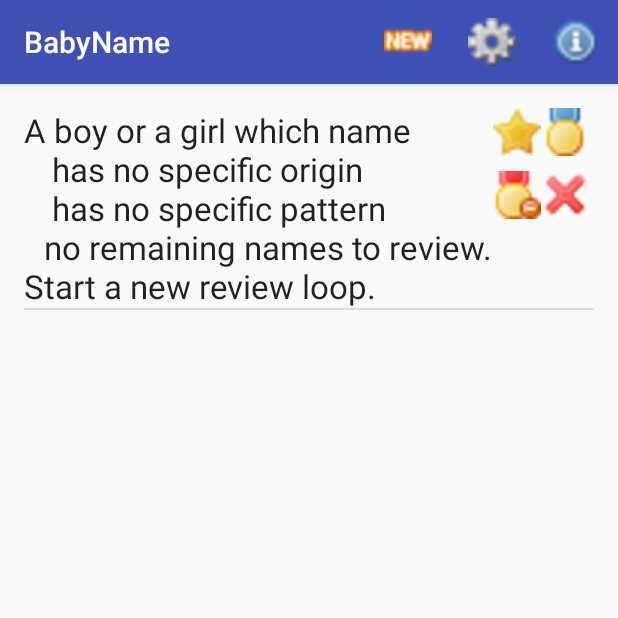
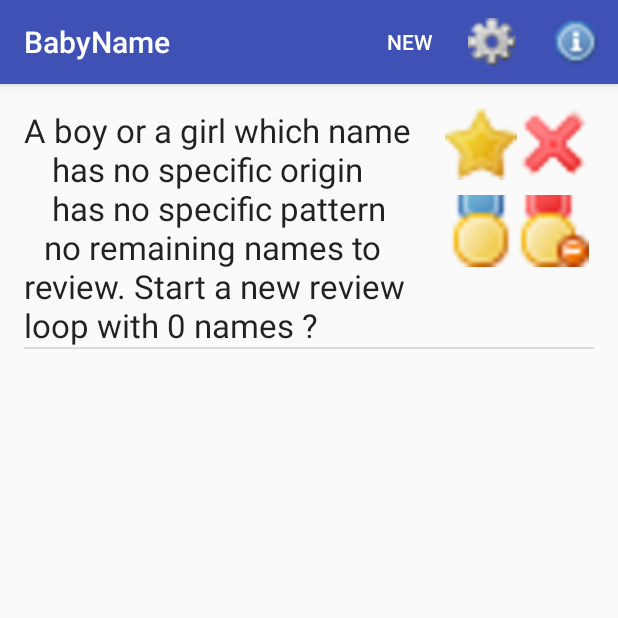
Before and after one commit to mdecorde/BABYNAME, an Android app: the screen it shows after launch (MainActivity), after a tap on an icon or button, on a phone screen of 412 x 824 dp, the top half of it. Run offline under Robolectric (Android 15) with nearby library versions, the phone set to English and light mode, and no system bars; 1 other tap on this screen came first.

Commit message:
add loop system update icons

```diff
--- a/app/src/main/java/fr/hnit/babyname/FindActivity.java
+++ b/app/src/main/java/fr/hnit/babyname/FindActivity.java
@@ -40,6 +40,7 @@ public class FindActivity extends AppCompatActivity {
     Button nextButton;
     RatingBar rateBar;
     TextView nameText;
+    TextView remainingText;
     boolean goToNext;
 
     @Override
@@ -59,6 +60,7 @@ public class FindActivity extends AppCompatActivity {
         nextButton = (Button) findViewById(R.id.next_button);
         rateBar = (RatingBar) findViewById(R.id.rate_bar);
         nameText = (TextView) findViewById(R.id.name_text);
+        remainingText = (TextView) findViewById(R.id.remaining_text);
 
         nextButton.setOnClickListener(new View.OnClickListener() {
             @Override
@@ -106,6 +108,7 @@ public class FindActivity extends AppCompatActivity {
         } else {
             String newName = currentBabyName.name;
             nameText.setText(newName);
+            remainingText.setText(""+project.nexts.size()+" left.");
             rateBar.setRating(0);
         }
     }
@@ -113,7 +116,7 @@ public class FindActivity extends AppCompatActivity {
     protected void saveRate() {
         int rate = (int)rateBar.getRating();
         int score = project.evaluate(currentBabyName, rate);
-        Toast.makeText(FindActivity.this, currentBabyName.name+ " rated: "+score+ "(+"+rate+")", Toast.LENGTH_SHORT).show();
+        Toast.makeText(FindActivity.this, currentBabyName.name+ " rated: "+score+ " (+"+rate+")", Toast.LENGTH_SHORT).show();
         project.setNeedToBeSaved(true);
     }
 
@@ -137,6 +140,7 @@ public class FindActivity extends AppCompatActivity {
 
         String newName = currentBabyName.name;
         nameText.setText(newName);
+        remainingText.setText(""+project.nexts.size()+" left.");
         rateBar.setRating(0);
     }
 
--- a/app/src/main/res/layout/row.xml
+++ b/app/src/main/res/layout/row.xml
@@ -23,7 +23,7 @@
             android:layout_width="wrap_content"
             android:layout_height="match_parent"
             android:columnCount="2"
-            android:rowCount="2">
+            android:rowCount="3">
 
             <ImageButton
                 android:layout_width="wrap_content"
@@ -33,7 +33,21 @@
                 android:contentDescription="@string/go"
                 android:background="@null"
                 android:src="@drawable/star"
-                android:layout_marginBottom="10dp" />
+                android:layout_marginBottom="10dp"
+                android:layout_row="0"
+                android:layout_column="0" />
+
+            <ImageButton
+                android:layout_width="wrap_content"
+                android:layout_height="wrap_content"
+                android:text="@string/delete"
+                android:id="@+id/list_delete"
+                android:contentDescription="@string/delete"
+                android:background="@null"
+                android:src="@drawable/cross"
+                android:layout_marginBottom="10dp"
+                android:layout_row="0"
+                android:layout_column="1" />
 
             <ImageButton
                 android:layout_width="wrap_content"
@@ -43,7 +57,9 @@
                 android:contentDescription="@string/top"
                 android:background="@null"
                 android:src="@drawable/medal"
-                android:layout_marginBottom="10dp" />
+                android:layout_marginBottom="10dp"
+                android:layout_row="1"
+                android:layout_column="0" />
 
             <ImageButton
                 android:layout_width="wrap_content"
@@ -53,17 +69,10 @@
                 android:contentDescription="@string/reset"
                 android:background="@null"
                 android:src="@drawable/medaldelete"
-                android:layout_marginBottom="10dp" />
+                android:layout_marginBottom="10dp"
+                android:layout_row="1"
+                android:layout_column="1" />
 
-            <ImageButton
-                android:layout_width="wrap_content"
-                android:layout_height="wrap_content"
-                android:text="@string/delete"
-                android:id="@+id/list_delete"
-                android:contentDescription="@string/delete"
-                android:background="@null"
-                android:src="@drawable/cross"
-                android:layout_marginBottom="10dp" />
         </GridLayout>
     </LinearLayout>
 
--- a/app/src/main/res/menu/main.xml
+++ b/app/src/main/res/menu/main.xml
@@ -4,7 +4,6 @@
 
         <item
             android:id="@+id/action_new_baby"
-            android:icon="@drawable/newb"
             android:title="@string/action_new_baby"
             app:showAsAction="always"/>
         <item
--- a/build.gradle
+++ b/build.gradle
@@ -5,7 +5,7 @@ buildscript {
         jcenter()
     }
     dependencies {
-        classpath 'com.android.tools.build:gradle:2.1.0'
+        classpath 'com.android.tools.build:gradle:2.1.2'
 
         // NOTE: Do not place your application dependencies here; they belong
         // in the individual module build.gradle files
```
Also changed, not shown: app/src/main/java/fr/hnit/babyname/BabyNameProject.java (+26 -7 lines), app/src/main/res/layout/activity_find.xml (+18 -1 lines), app/src/main/res/drawable/cross.png, app/src/main/res/drawable/medal.png, app/src/main/res/drawable/medaldelete.png, app/src/main/res/drawable/newb.png, app/src/main/res/drawable/star.png, 2 other files.
